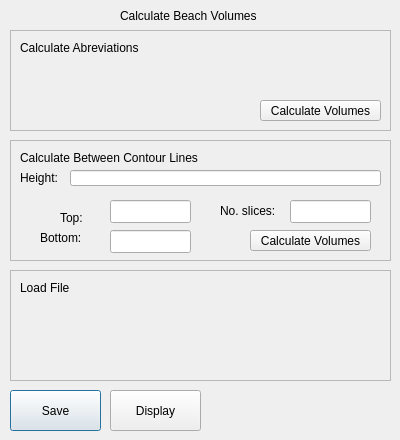
Above: plugins/qCMAT/ui/ccVolumeTool.ui from SuzanaLucia/qCMAT before the change. Below: the same form after it.
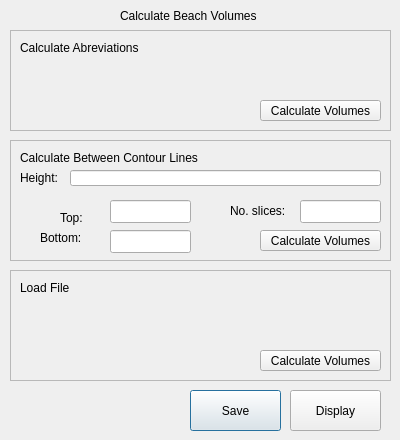
That is the form after the change.

Commit message: Savable .csv file with contour volumes

```diff
--- a/plugins/qCMAT/ui/ccVolumeTool.ui
+++ b/plugins/qCMAT/ui/ccVolumeTool.ui
@@ -16,7 +16,7 @@
   <widget class="QPushButton" name="saveButton">
    <property name="geometry">
     <rect>
-     <x>10</x>
+     <x>190</x>
      <y>390</y>
      <width>91</width>
      <height>41</height>
@@ -29,7 +29,7 @@
   <widget class="QPushButton" name="DisplayVolume">
    <property name="geometry">
     <rect>
-     <x>110</x>
+     <x>290</x>
      <y>390</y>
      <width>91</width>
      <height>41</height>
@@ -124,7 +124,7 @@
    <widget class="QPushButton" name="CalcVolButton">
     <property name="geometry">
      <rect>
-      <x>240</x>
+      <x>250</x>
       <y>90</y>
       <width>121</width>
       <height>21</height>
@@ -173,7 +173,7 @@
    <widget class="QLabel" name="label_4">
     <property name="geometry">
      <rect>
-      <x>210</x>
+      <x>220</x>
       <y>60</y>
       <width>71</width>
       <height>21</height>
@@ -235,7 +235,7 @@
    <widget class="QLineEdit" name="noSliceInput">
     <property name="geometry">
      <rect>
-      <x>280</x>
+      <x>290</x>
       <y>60</y>
       <width>81</width>
       <height>23</height>
@@ -271,6 +271,19 @@
      <string>Load File</string>
     </property>
    </widget>
+   <widget class="QPushButton" name="CalcLoadFile">
+    <property name="geometry">
+     <rect>
+      <x>250</x>
+      <y>80</y>
+      <width>121</width>
+      <height>21</height>
+     </rect>
+    </property>
+    <property name="text">
+     <string>Calculate Volumes</string>
+    </property>
+   </widget>
   </widget>
  </widget>
  <layoutdefault spacing="6" margin="11"/>
```
Left out of the diff: 7 changed lines with no effect on the pictures. The commit also changes 77 other files.
